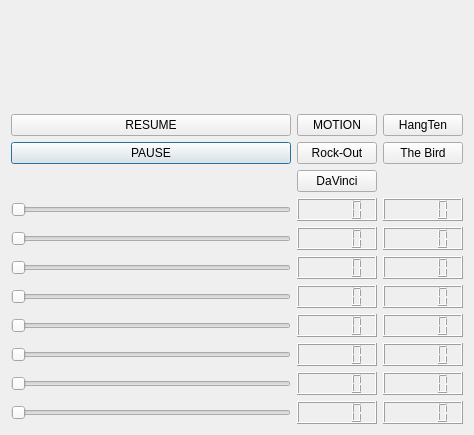
LeeRedden/bracchium, file code/handgui/src/CMakeQt.ui: the form before one commit.
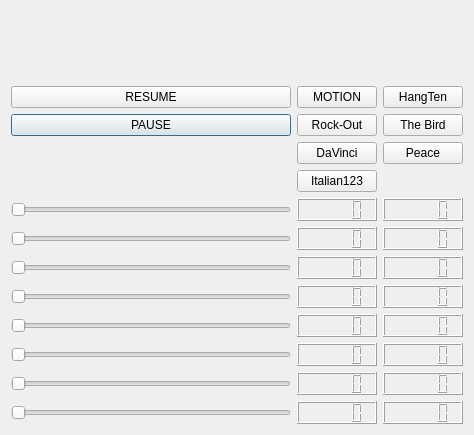
The form after the commit.

Commit message: added peace and the italian123 with chiara

What changed in the file:
```diff
--- a/code/handgui/src/CMakeQt.ui
+++ b/code/handgui/src/CMakeQt.ui
@@ -174,6 +174,20 @@
      </property>
     </widget>
    </item>
+   <item row="5" column="3">
+    <widget class="QPushButton" name="peaceButton">
+     <property name="text">
+      <string>Peace</string>
+     </property>
+    </widget>
+   </item>
+   <item row="6" column="2">
+    <widget class="QPushButton" name="italian123Button">
+     <property name="text">
+      <string>Italian123</string>
+     </property>
+    </widget>
+   </item>
   </layout>
  </widget>
  <resources/>
```
The commit also changes 3 other files.
